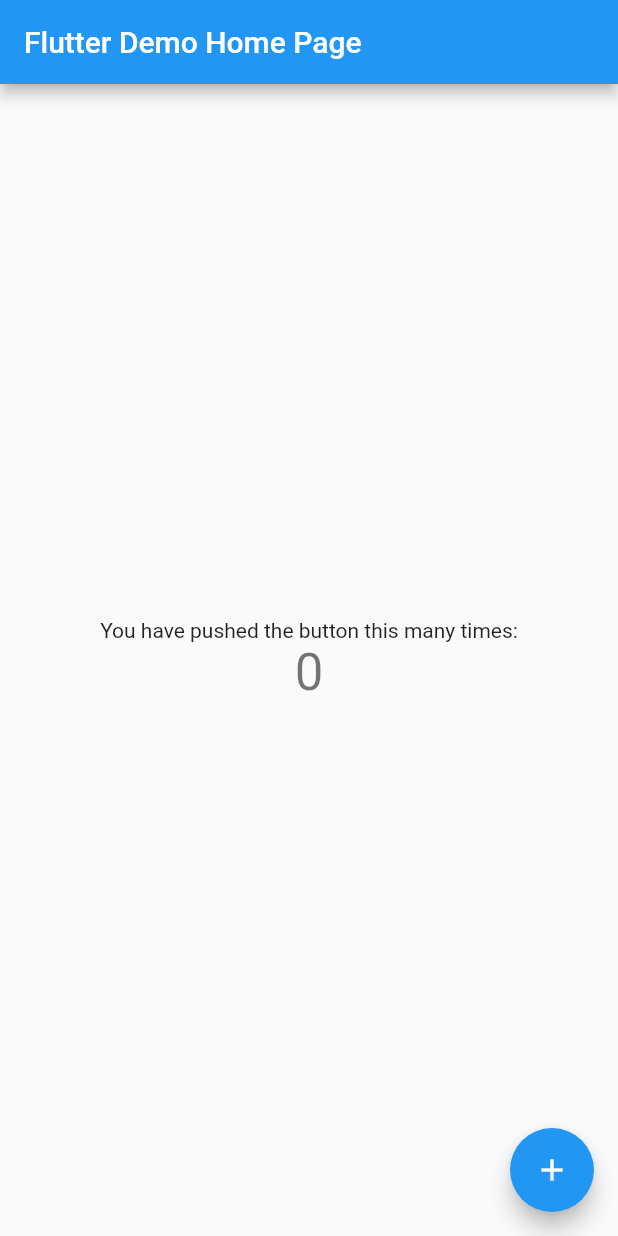
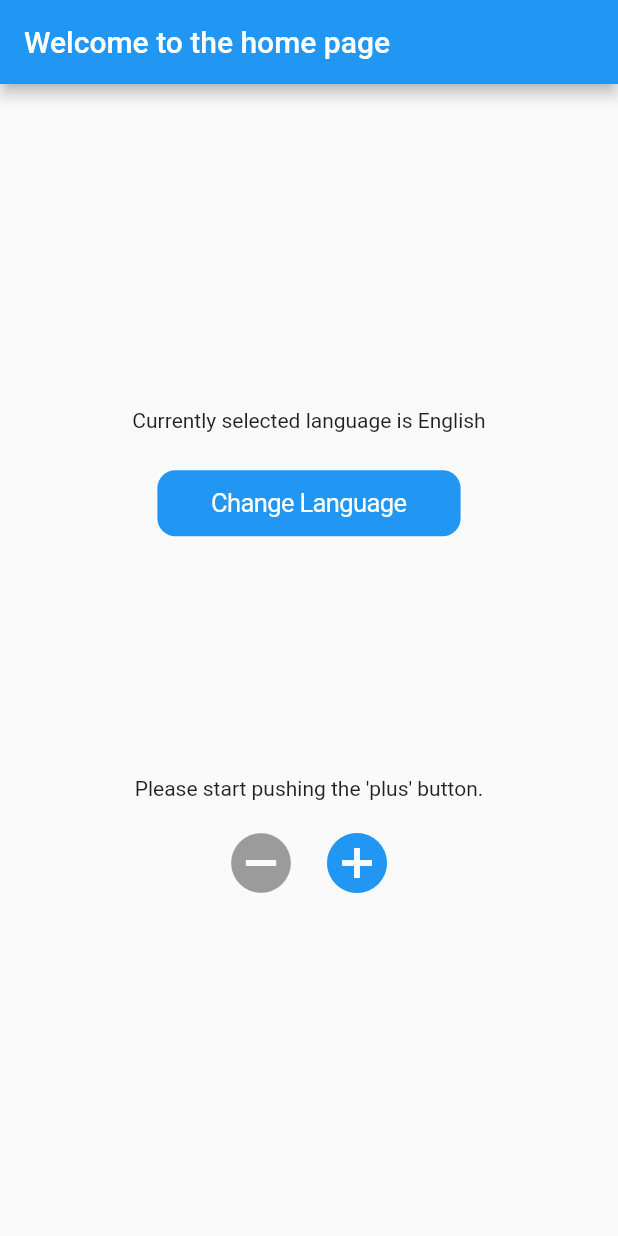
Before and after one commit to baalcoder/flutter_balcoder_traslate, a Flutter app: the screen it shows after launch, on a phone screen of 412 x 824 dp. Run offline on Flutter 3.47's test engine with Material 2 defaults, Android fonts, the phone set to English and light mode, and no system bars; our stand-ins replace flutter_translate.

Commit message:
set Translate

```diff
--- /dev/null
+++ b/assets/i18n/en.json
@@ -0,0 +1,31 @@
+{
+    "app_bar": {
+        "title": "Welcome to the home page"
+    },
+    "button": {
+        "cancel": "Cancel",
+        "change_language": "Change Language"
+    },
+    "language": {
+        "name": {
+            "en": "English",
+            "es": "Spanish",
+            "fa": "Persian",
+            "ar": "Arabic",
+            "ru": "Russian"
+        },
+        "selected_message": "Currently selected language is {language}",
+        "selection": {
+            "message": "Please select a language from the list",
+            "title": "Language Selection"
+        }
+    },
+    "plural": {
+        "demo": {
+            "zero": "Please start pushing the 'plus' button.",
+            "one": "You have pushed the button one time.",
+            "two": "You have pushed the button two times.",
+            "other": "You have pushed the button {{value}} times."
+        }
+    }
+}
--- a/lib/main.dart
+++ b/lib/main.dart
@@ -1,115 +1,158 @@
+import 'package:flutter_localizations/flutter_localizations.dart';
+import 'package:flutter/cupertino.dart';
 import 'package:flutter/material.dart';
+import 'package:flutter_translate/flutter_translate.dart';
 
-void main() {
-  runApp(const MyApp());
+void main() async {
+  var delegate = await LocalizationDelegate.create(
+      fallbackLocale: 'en_US',
+      supportedLocales: ['en_US', 'es', 'fa', 'ar', 'ru']);
+
+  runApp(LocalizedApp(delegate, MyApp()));
 }
 
 class MyApp extends StatelessWidget {
-  const MyApp({super.key});
-
-  // This widget is the root of your application.
   @override
   Widget build(BuildContext context) {
-    return MaterialApp(
-      title: 'Flutter Demo',
-      theme: ThemeData(
-        // This is the theme of your application.
-        //
-        // Try running your application with "flutter run". You'll see the
-        // application has a blue toolbar. Then, without quitting the app, try
-        // changing the primarySwatch below to Colors.green and then invoke
-        // "hot reload" (press "r" in the console where you ran "flutter run",
-        // or simply save your changes to "hot reload" in a Flutter IDE).
-        // Notice that the counter didn't reset back to zero; the application
-        // is not restarted.
-        primarySwatch: Colors.blue,
+    var localizationDelegate = LocalizedApp.of(context).delegate;
+
+    return LocalizationProvider(
+      state: LocalizationProvider.of(context).state,
+      child: MaterialApp(
+        title: 'Flutter Translate Demo',
+        localizationsDelegates: [
+          GlobalMaterialLocalizations.delegate,
+          GlobalWidgetsLocalizations.delegate,
+          localizationDelegate
+        ],
+        supportedLocales: localizationDelegate.supportedLocales,
+        locale: localizationDelegate.currentLocale,
+        theme: ThemeData(primarySwatch: Colors.blue),
+        home: MyHomePage(),
       ),
-      home: const MyHomePage(title: 'Flutter Demo Home Page'),
     );
   }
 }
 
 class MyHomePage extends StatefulWidget {
-  const MyHomePage({super.key, required this.title});
-
-  // This widget is the home page of your application. It is stateful, meaning
-  // that it has a State object (defined below) that contains fields that affect
-  // how it looks.
-
-  // This class is the configuration for the state. It holds the values (in this
-  // case the title) provided by the parent (in this case the App widget) and
-  // used by the build method of the State. Fields in a Widget subclass are
-  // always marked "final".
-
-  final String title;
+  MyHomePage({Key? key, this.title}) : super(key: key);
+  final String? title;
 
   @override
-  State<MyHomePage> createState() => _MyHomePageState();
+  _MyHomePageState createState() => _MyHomePageState();
 }
 
 class _MyHomePageState extends State<MyHomePage> {
   int _counter = 0;
 
-  void _incrementCounter() {
+  void _decrementCounter() => setState(() => _counter--);
+
+  void _incrementCounter() => setState(() => _counter++);
+
+  @override
+  Widget build(BuildContext context) {
+    var localizationDelegate = LocalizedApp.of(context).delegate;
+
+    return Scaffold(
+      appBar: AppBar(
+        title: Text(translate('app_bar.title')),
+      ),
+      body: Center(
+        child: Column(
+          mainAxisAlignment: MainAxisAlignment.center,
+          children: <Widget>[
+            Text(translate('language.selected_message', args: {
+              'language': translate(
+                  'language.name.${localizationDelegate.currentLocale.languageCode}')
+            })),
+            Padding(
+                padding: EdgeInsets.only(top: 25, bottom: 160),
+                child: CupertinoButton.filled(
+                  child: Text(translate('button.change_language')),
+                  padding: const EdgeInsets.symmetric(
+                      vertical: 10.0, horizontal: 36.0),
+                  onPressed: () {
+                    if (localizationDelegate.currentLocale.toString() == 'es') {
                       setState(() {
-      // This call to setState tells the Flutter framework that something has
-      // changed in this State, which causes it to rerun the build method below
-      // so that the display can reflect the updated values. If we changed
-      // _counter without calling setState(), then the build method would not be
-      // called again, and so nothing would appear to happen.
-      _counter++;
+                        localizationDelegate.changeLocale(Locale('en_US'));
+                      });
+                    } else {
+                      setState(() {
+                        localizationDelegate.changeLocale(Locale('es'));
                       });
                     }
 
-  @override
-  Widget build(BuildContext context) {
-    // This method is rerun every time setState is called, for instance as done
-    // by the _incrementCounter method above.
-    //
-    // The Flutter framework has been optimized to make rerunning build methods
-    // fast, so that you can just rebuild anything that needs updating rather
-    // than having to individually change instances of widgets.
-    return Scaffold(
-      appBar: AppBar(
-        // Here we take the value from the MyHomePage object that was created by
-        // the App.build method, and use it to set our appbar title.
-        title: Text(widget.title),
-      ),
-      body: Center(
-        // Center is a layout widget. It takes a single child and positions it
-        // in the middle of the parent.
-        child: Column(
-          // Column is also a layout widget. It takes a list of children and
-          // arranges them vertically. By default, it sizes itself to fit its
-          // children horizontally, and tries to be as tall as its parent.
-          //
-          // Invoke "debug painting" (press "p" in the console, choose the
-          // "Toggle Debug Paint" action from the Flutter Inspector in Android
-          // Studio, or the "Toggle Debug Paint" command in Visual Studio Code)
-          // to see the wireframe for each widget.
-          //
-          // Column has various properties to control how it sizes itself and
-          // how it positions its children. Here we use mainAxisAlignment to
-          // center the children vertically; the main axis here is the vertical
-          // axis because Columns are vertical (the cross axis would be
-          // horizontal).
+                    Future.delayed(const Duration(milliseconds: 10), () {
+                      setState(() {
+                        print("LENGUAGE TRANSLATED");
+                      });
+                    });
+                  },
+                )),
+            Padding(
+                padding: const EdgeInsets.only(bottom: 10),
+                child: Text(translatePlural('plural.demo', _counter))),
+            Row(
               mainAxisAlignment: MainAxisAlignment.center,
               children: <Widget>[
-            const Text(
-              'You have pushed the button this many times:',
+                IconButton(
+                  icon: Icon(Icons.remove_circle),
+                  iconSize: 48,
+                  onPressed: _counter > 0
+                      ? () => setState(() => _decrementCounter())
+                      : null,
                 ),
-            Text(
-              '$_counter',
-              style: Theme.of(context).textTheme.headline4,
+                IconButton(
+                  icon: Icon(Icons.add_circle),
+                  color: Colors.blue,
+                  iconSize: 48,
+                  onPressed: () => setState(() => _incrementCounter()),
                 ),
+              ],
+            )
           ],
         ),
       ),
-      floatingActionButton: FloatingActionButton(
-        onPressed: _incrementCounter,
-        tooltip: 'Increment',
-        child: const Icon(Icons.add),
-      ), // This trailing comma makes auto-formatting nicer for build methods.
+    );
+  }
+
+  void showDemoActionSheet(
+      {required BuildContext context, required Widget child}) {
+    showCupertinoModalPopup<String>(
+        context: context,
+        builder: (BuildContext context) => child).then((String? value) {
+      if (value != null) changeLocale(context, value);
+    });
+  }
+
+  void _onActionSheetPress(BuildContext context) {
+    showDemoActionSheet(
+      context: context,
+      child: CupertinoActionSheet(
+        title: Text(translate('language.selection.title')),
+        message: Text(translate('language.selection.message')),
+        actions: <Widget>[
+          CupertinoActionSheetAction(
+            child: Text(translate('language.name.en')),
+            onPressed: () {
+              LocalizedApp.of(context).delegate.changeLocale(Locale('en_US'));
+            },
+          ),
+          CupertinoActionSheetAction(
+            child: Text(translate('language.name.es')),
+            onPressed: () {
+              setState(() {
+                LocalizedApp.of(context).delegate.changeLocale(Locale('es'));
+              });
+            },
+          ),
+        ],
+        cancelButton: CupertinoActionSheetAction(
+          child: Text(translate('button.cancel')),
+          isDefaultAction: true,
+          onPressed: () => Navigator.pop(context, null),
+        ),
+      ),
     );
   }
 }
```
Also changed, not shown: assets/i18n/es.json (added, +38 -0 lines), pubspec.yaml (+5 -34 lines), pubspec.lock (added), 8 other files. Lines whose indentation alone changed are shown as unchanged.
